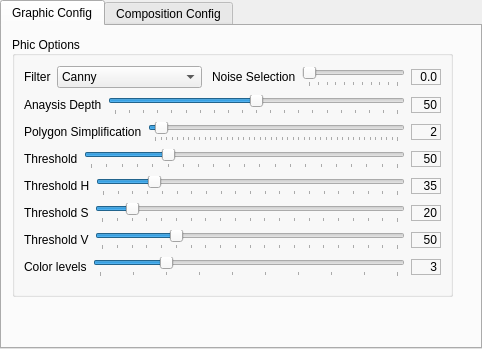
ImageBasedComposing/muphic, file GUI/GUIQt/muphicconfig.ui: the form before one commit.
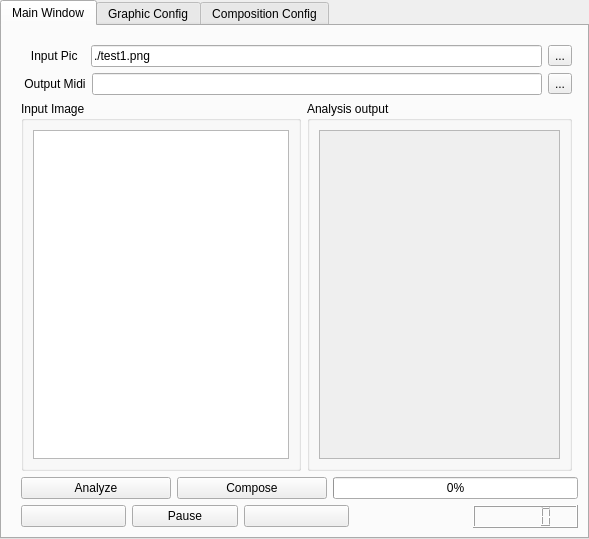
The form after the commit. Icons and pictures are not drawn. Custom widgets are drawn as their Qt base class.

Commit message: + Cambiada la interfaz again

Patch:
```diff
--- a/GUI/GUIQt/muphicconfig.ui
+++ b/GUI/GUIQt/muphicconfig.ui
@@ -6,26 +6,26 @@
    <rect>
     <x>0</x>
     <y>0</y>
-    <width>482</width>
-    <height>349</height>
+    <width>589</width>
+    <height>539</height>
    </rect>
   </property>
   <property name="sizePolicy">
-   <sizepolicy hsizetype="Fixed" vsizetype="Fixed">
+   <sizepolicy hsizetype="Expanding" vsizetype="Expanding">
     <horstretch>0</horstretch>
     <verstretch>0</verstretch>
    </sizepolicy>
   </property>
   <property name="minimumSize">
    <size>
-    <width>482</width>
-    <height>349</height>
+    <width>589</width>
+    <height>539</height>
    </size>
   </property>
   <property name="maximumSize">
    <size>
-    <width>482</width>
-    <height>349</height>
+    <width>16777215</width>
+    <height>16777215</height>
    </size>
   </property>
   <property name="windowTitle">
@@ -34,19 +34,323 @@
   <property name="currentIndex">
    <number>0</number>
   </property>
+  <property name="movable">
+   <bool>true</bool>
+  </property>
+  <widget class="QWidget" name="tab">
+   <property name="sizePolicy">
+    <sizepolicy hsizetype="Expanding" vsizetype="Expanding">
+     <horstretch>0</horstretch>
+     <verstretch>0</verstretch>
+    </sizepolicy>
+   </property>
+   <attribute name="title">
+    <string>Main Window</string>
+   </attribute>
+   <layout class="QGridLayout" name="gridLayout_11">
+    <item row="0" column="0">
+     <layout class="QGridLayout" name="gridLayout_3">
+      <property name="sizeConstraint">
+       <enum>QLayout::SetMaximumSize</enum>
+      </property>
+      <item row="1" column="1">
+       <layout class="QGridLayout" name="gridLayout_2">
+        <property name="sizeConstraint">
+         <enum>QLayout::SetDefaultConstraint</enum>
+        </property>
+        <item row="0" column="0">
+         <layout class="QHBoxLayout" name="horizontalLayout_4">
+          <item>
+           <widget class="QLabel" name="label_InputPic">
+            <property name="text">
+             <string>   Input Pic  </string>
+            </property>
+           </widget>
+          </item>
+          <item>
+           <widget class="QLineEdit" name="lineEdit_InputPic">
+            <property name="enabled">
+             <bool>true</bool>
+            </property>
+            <property name="text">
+             <string>./test1.png</string>
+            </property>
+            <property name="readOnly">
+             <bool>true</bool>
+            </property>
+           </widget>
+          </item>
+          <item>
+           <widget class="QToolButton" name="toolButton_InputPic">
+            <property name="text">
+             <string>...</string>
+            </property>
+           </widget>
+          </item>
+         </layout>
+        </item>
+        <item row="1" column="0">
+         <layout class="QHBoxLayout" name="horizontalLayout_3">
+          <item>
+           <widget class="QLabel" name="label_OutputMidi">
+            <property name="text">
+             <string> Output Midi</string>
+            </property>
+           </widget>
+          </item>
+          <item>
+           <widget class="QLineEdit" name="lineEdit_OutputMidi"/>
+          </item>
+          <item>
+           <widget class="QToolButton" name="toolButton_OutputMidi">
+            <property name="text">
+             <string>...</string>
+            </property>
+           </widget>
+          </item>
+         </layout>
+        </item>
+        <item row="2" column="0">
+         <layout class="QHBoxLayout" name="horizontalLayout_5">
+          <item>
+           <widget class="QGroupBox" name="groupBox_4">
+            <property name="sizePolicy">
+             <sizepolicy hsizetype="Expanding" vsizetype="Expanding">
+              <horstretch>0</horstretch>
+              <verstretch>0</verstretch>
+             </sizepolicy>
+            </property>
+            <property name="title">
+             <string>Input Image</string>
+            </property>
+            <layout class="QGridLayout" name="gridLayout_4">
+             <item row="0" column="0">
+              <widget class="QGraphicsView" name="graphicsView_Pic">
+               <property name="sizePolicy">
+                <sizepolicy hsizetype="Expanding" vsizetype="Expanding">
+                 <horstretch>0</horstretch>
+                 <verstretch>0</verstretch>
+                </sizepolicy>
+               </property>
+               <property name="minimumSize">
+                <size>
+                 <width>256</width>
+                 <height>194</height>
+                </size>
+               </property>
+               <property name="cursor" stdset="0">
+                <cursorShape>CrossCursor</cursorShape>
+               </property>
+               <property name="autoFillBackground">
+                <bool>true</bool>
+               </property>
+               <property name="frameShape">
+                <enum>QFrame::StyledPanel</enum>
+               </property>
+              </widget>
+             </item>
+            </layout>
+           </widget>
+          </item>
+          <item>
+           <widget class="QGroupBox" name="groupBox">
+            <property name="sizePolicy">
+             <sizepolicy hsizetype="Expanding" vsizetype="Expanding">
+              <horstretch>0</horstretch>
+              <verstretch>0</verstretch>
+             </sizepolicy>
+            </property>
+            <property name="minimumSize">
+             <size>
+              <width>256</width>
+              <height>194</height>
+             </size>
+            </property>
+            <property name="title">
+             <string>Analysis output</string>
+            </property>
+            <layout class="QGridLayout" name="gridLayout_10">
+             <item row="0" column="0">
+              <widget class="QScrollArea" name="scrollArea">
+               <property name="widgetResizable">
+                <bool>true</bool>
+               </property>
+               <widget class="PolygonWidget" name="polyWidget">
+                <property name="geometry">
+                 <rect>
+                  <x>0</x>
+                  <y>0</y>
+                  <width>228</width>
+                  <height>286</height>
+                 </rect>
+                </property>
+                <property name="sizePolicy">
+                 <sizepolicy hsizetype="MinimumExpanding" vsizetype="MinimumExpanding">
+                  <horstretch>0</horstretch>
+                  <verstretch>0</verstretch>
+                 </sizepolicy>
+                </property>
+                <property name="minimumSize">
+                 <size>
+                  <width>216</width>
+                  <height>217</height>
+                 </size>
+                </property>
+               </widget>
+              </widget>
+             </item>
+            </layout>
+           </widget>
+          </item>
+         </layout>
+        </item>
+       </layout>
+      </item>
+      <item row="2" column="1" colspan="2">
+       <layout class="QVBoxLayout" name="verticalLayout">
+        <item>
+         <layout class="QHBoxLayout" name="horizontalLayout_14">
+          <item>
+           <widget class="QPushButton" name="pushButton_Analyze">
+            <property name="sizePolicy">
+             <sizepolicy hsizetype="Expanding" vsizetype="Fixed">
+              <horstretch>0</horstretch>
+              <verstretch>0</verstretch>
+             </sizepolicy>
+            </property>
+            <property name="maximumSize">
+             <size>
+              <width>150</width>
+              <height>16777215</height>
+             </size>
+            </property>
+            <property name="text">
+             <string>Analyze</string>
+            </property>
+           </widget>
+          </item>
+          <item>
+           <widget class="QPushButton" name="pushButton_Generate">
+            <property name="sizePolicy">
+             <sizepolicy hsizetype="Expanding" vsizetype="Fixed">
+              <horstretch>0</horstretch>
+              <verstretch>0</verstretch>
+             </sizepolicy>
+            </property>
+            <property name="maximumSize">
+             <size>
+              <width>150</width>
+              <height>16777215</height>
+             </size>
+            </property>
+            <property name="text">
+             <string>Compose</string>
+            </property>
+           </widget>
+          </item>
+          <item>
+           <widget class="QProgressBar" name="progressBar_Generate">
+            <property name="value">
+             <number>0</number>
+            </property>
+           </widget>
+          </item>
+         </layout>
+        </item>
+        <item>
+         <layout class="QHBoxLayout" name="horizontalLayout_player">
+          <item>
+           <widget class="QPushButton" name="pushButton_Play">
+            <property name="text">
+             <string/>
+            </property>
+            <property name="icon">
+             <iconset>
+              <normaloff>play.png</normaloff>play.png</iconset>
+            </property>
+           </widget>
+          </item>
+          <item>
+           <widget class="QPushButton" name="pushButton_pause">
+            <property name="text">
+             <string>Pause</string>
+            </property>
+           </widget>
+          </item>
+          <item>
+           <widget class="QPushButton" name="pushButton_Stop">
+            <property name="text">
+             <string/>
+            </property>
+            <property name="icon">
+             <iconset>
+              <normaloff>stop.png</normaloff>stop.png</iconset>
+            </property>
+           </widget>
+          </item>
+          <item>
+           <widget class="SeekBar" name="seekSlider" native="true"/>
+          </item>
+          <item>
+           <widget class="VolumeBar" name="volumeSlider" native="true">
+            <property name="sizePolicy">
+             <sizepolicy hsizetype="Fixed" vsizetype="Fixed">
+              <horstretch>255</horstretch>
+              <verstretch>0</verstretch>
+             </sizepolicy>
+            </property>
+           </widget>
+          </item>
+          <item>
+           <widget class="QLCDNumber" name="timeLcd"/>
+          </item>
+         </layout>
+        </item>
+       </layout>
+      </item>
+      <item row="1" column="0">
+       <spacer name="horizontalSpacer_5">
+        <property name="orientation">
+         <enum>Qt::Horizontal</enum>
+        </property>
+        <property name="sizeType">
+         <enum>QSizePolicy::Fixed</enum>
+        </property>
+        <property name="sizeHint" stdset="0">
+         <size>
+          <width>10</width>
+          <height>20</height>
+         </size>
+        </property>
+       </spacer>
+      </item>
+      <item row="0" column="1">
+       <spacer name="verticalSpacer_2">
+        <property name="orientation">
+         <enum>Qt::Vertical</enum>
+        </property>
+        <property name="sizeType">
+         <enum>QSizePolicy::Fixed</enum>
+        </property>
+        <property name="sizeHint" stdset="0">
+         <size>
+          <width>20</width>
+          <height>10</height>
+         </size>
+        </property>
+       </spacer>
+      </item>
+     </layout>
+    </item>
+   </layout>
+  </widget>
   <widget class="QWidget" name="tab1">
    <attribute name="title">
     <string>Graphic Config</string>
    </attribute>
+   <layout class="QGridLayout" name="gridLayout_12">
+    <item row="0" column="0">
    <widget class="QGroupBox" name="groupBox_2">
-    <property name="geometry">
-     <rect>
-      <x>10</x>
-      <y>10</y>
-      <width>441</width>
-      <height>261</height>
-     </rect>
-    </property>
     <property name="sizePolicy">
      <sizepolicy hsizetype="Expanding" vsizetype="Expanding">
       <horstretch>1</horstretch>
@@ -632,22 +936,18 @@
      </item>
     </layout>
    </widget>
+    </item>
+   </layout>
   </widget>
   <widget class="QWidget" name="tab2">
    <attribute name="title">
     <string>Composition Config</string>
    </attribute>
+   <layout class="QGridLayout" name="gridLayout_5">
+    <item row="0" column="0">
    <widget class="QGroupBox" name="groupBox_3">
-    <property name="geometry">
-     <rect>
-      <x>20</x>
-      <y>10</y>
-      <width>441</width>
-      <height>300</height>
-     </rect>
-    </property>
     <property name="sizePolicy">
-     <sizepolicy hsizetype="Fixed" vsizetype="Expanding">
+       <sizepolicy hsizetype="Expanding" vsizetype="Expanding">
       <horstretch>0</horstretch>
       <verstretch>0</verstretch>
      </sizepolicy>
@@ -660,27 +960,16 @@
     </property>
     <property name="maximumSize">
      <size>
-      <width>441</width>
+        <width>16777215</width>
       <height>16777215</height>
      </size>
     </property>
     <property name="title">
      <string>Mu Options</string>
     </property>
-    <widget class="QSplitter" name="splitter">
-     <property name="geometry">
-      <rect>
-       <x>10</x>
-       <y>20</y>
-       <width>411</width>
-       <height>261</height>
-      </rect>
-     </property>
-     <property name="orientation">
-      <enum>Qt::Vertical</enum>
-     </property>
-     <widget class="QWidget" name="layoutWidget_2">
-      <layout class="QHBoxLayout" name="horizontalLayout_12">
+      <layout class="QGridLayout" name="gridLayout_14">
+       <item row="0" column="0">
+        <layout class="QHBoxLayout" name="horizontalLayout_13">
        <item>
         <widget class="QLabel" name="label_reconColors">
          <property name="text">
@@ -691,20 +980,20 @@
        <item>
         <widget class="QComboBox" name="comboBox_reconColors">
          <property name="sizePolicy">
-          <sizepolicy hsizetype="MinimumExpanding" vsizetype="Fixed">
+            <sizepolicy hsizetype="Preferred" vsizetype="Fixed">
            <horstretch>0</horstretch>
            <verstretch>0</verstretch>
           </sizepolicy>
          </property>
          <property name="minimumSize">
           <size>
-           <width>80</width>
+             <width>100</width>
            <height>0</height>
           </size>
          </property>
          <property name="maximumSize">
           <size>
-           <width>80</width>
+             <width>16777215</width>
            <height>16777215</height>
           </size>
          </property>
@@ -735,20 +1024,20 @@
          </property>
          <property name="sizeHint" stdset="0">
           <size>
-           <width>40</width>
-           <height>20</height>
+             <width>121</width>
+             <height>24</height>
           </size>
          </property>
         </spacer>
        </item>
       </layout>
-     </widget>
-     <widget class="QWidget" name="layoutWidget_3">
-      <layout class="QGridLayout" name="gridLayout_5">
+       </item>
+       <item row="1" column="0">
+        <layout class="QGridLayout" name="gridLayout_13">
        <item row="0" column="0">
         <widget class="QGroupBox" name="groupBox_v1">
          <property name="sizePolicy">
-          <sizepolicy hsizetype="Fixed" vsizetype="MinimumExpanding">
+            <sizepolicy hsizetype="Expanding" vsizetype="Expanding">
            <horstretch>0</horstretch>
            <verstretch>0</verstretch>
           </sizepolicy>
@@ -762,7 +1051,9 @@
          <property name="title">
           <string>Voice 1</string>
          </property>
-         <layout class="QGridLayout" name="gridLayout_6">
+           <layout class="QFormLayout" name="formLayout_3">
+            <item row="0" column="0">
+             <layout class="QGridLayout" name="gridLayout_9">
           <item row="0" column="0">
            <widget class="QLabel" name="label_v1Composer">
             <property name="text">
@@ -772,6 +1063,12 @@
           </item>
           <item row="0" column="1">
            <widget class="QComboBox" name="comboBox_v1Composer">
+                <property name="sizePolicy">
+                 <sizepolicy hsizetype="Expanding" vsizetype="Fixed">
+                  <horstretch>0</horstretch>
+                  <verstretch>0</verstretch>
+                 </sizepolicy>
+                </property>
             <property name="currentIndex">
              <number>2</number>
             </property>
@@ -801,6 +1098,12 @@
           </item>
           <item row="1" column="1">
            <widget class="QComboBox" name="comboBox_v1Instrument">
+                <property name="sizePolicy">
+                 <sizepolicy hsizetype="Expanding" vsizetype="Fixed">
+                  <horstretch>0</horstretch>
+                  <verstretch>0</verstretch>
+                 </sizepolicy>
+                </property>
             <property name="currentIndex">
              <number>0</number>
             </property>
@@ -820,6 +1123,8 @@
              </property>
             </item>
            </widget>
+              </item>
+             </layout>
           </item>
          </layout>
         </widget>
@@ -827,7 +1132,7 @@
        <item row="0" column="1">
         <widget class="QGroupBox" name="groupBox_v2">
          <property name="sizePolicy">
-          <sizepolicy hsizetype="Fixed" vsizetype="MinimumExpanding">
+            <sizepolicy hsizetype="Expanding" vsizetype="Expanding">
            <horstretch>0</horstretch>
            <verstretch>0</verstretch>
           </sizepolicy>
@@ -841,6 +1146,8 @@
          <property name="title">
           <string>Voice 2</string>
          </property>
+           <layout class="QFormLayout" name="formLayout_4">
+            <item row="0" column="0">
          <layout class="QGridLayout" name="gridLayout_8">
           <item row="0" column="0">
            <widget class="QLabel" name="label_v2Composer">
@@ -851,6 +1158,12 @@
           </item>
           <item row="0" column="1">
            <widget class="QComboBox" name="comboBox_v2Composer">
+                <property name="sizePolicy">
+                 <sizepolicy hsizetype="Expanding" vsizetype="Fixed">
+                  <horstretch>0</horstretch>
+                  <verstretch>0</verstretch>
+                 </sizepolicy>
+                </property>
             <property name="currentIndex">
              <number>2</number>
             </property>
@@ -880,6 +1193,12 @@
           </item>
           <item row="1" column="1">
            <widget class="QComboBox" name="comboBox_v2Instruments">
+                <property name="sizePolicy">
+                 <sizepolicy hsizetype="Expanding" vsizetype="Fixed">
+                  <horstretch>0</horstretch>
+                  <verstretch>0</verstretch>
+                 </sizepolicy>
+                </property>
             <property name="currentIndex">
              <number>1</number>
             </property>
@@ -899,6 +1218,8 @@
              </property>
             </item>
            </widget>
+              </item>
+             </layout>
           </item>
          </layout>
         </widget>
@@ -906,7 +1227,7 @@
        <item row="1" column="0">
         <widget class="QGroupBox" name="groupBox_v3">
          <property name="sizePolicy">
-          <sizepolicy hsizetype="Fixed" vsizetype="MinimumExpanding">
+            <sizepolicy hsizetype="Expanding" vsizetype="Expanding">
            <horstretch>0</horstretch>
            <verstretch>0</verstretch>
           </sizepolicy>
@@ -917,10 +1238,18 @@
            <height>83</height>
           </size>
          </property>
+           <property name="autoFillBackground">
+            <bool>false</bool>
+           </property>
          <property name="title">
           <string>Voice 3</string>
          </property>
-         <layout class="QGridLayout" name="gridLayout_7">
+           <property name="flat">
+            <bool>false</bool>
+           </property>
+           <layout class="QFormLayout" name="formLayout_2">
+            <item row="0" column="0">
+             <layout class="QGridLayout" name="gridLayout_6">
           <item row="0" column="0">
            <widget class="QLabel" name="label_v3Composer">
             <property name="text">
@@ -930,6 +1259,12 @@
           </item>
           <item row="0" column="1">
            <widget class="QComboBox" name="comboBox_v3Composer">
+                <property name="sizePolicy">
+                 <sizepolicy hsizetype="Expanding" vsizetype="Fixed">
+                  <horstretch>0</horstretch>
+                  <verstretch>0</verstretch>
+                 </sizepolicy>
+                </property>
             <property name="currentIndex">
              <number>2</number>
             </property>
@@ -959,6 +1294,12 @@
           </item>
           <item row="1" column="1">
            <widget class="QComboBox" name="comboBox_v3Instrument">
+                <property name="sizePolicy">
+                 <sizepolicy hsizetype="Expanding" vsizetype="Fixed">
+                  <horstretch>0</horstretch>
+                  <verstretch>0</verstretch>
+                 </sizepolicy>
+                </property>
             <property name="currentIndex">
              <number>2</number>
             </property>
@@ -978,6 +1319,8 @@
              </property>
             </item>
            </widget>
+              </item>
+             </layout>
           </item>
          </layout>
         </widget>
@@ -985,7 +1328,7 @@
        <item row="1" column="1">
         <widget class="QGroupBox" name="groupBox_v4">
          <property name="sizePolicy">
-          <sizepolicy hsizetype="Fixed" vsizetype="MinimumExpanding">
+            <sizepolicy hsizetype="Expanding" vsizetype="Expanding">
            <horstretch>0</horstretch>
            <verstretch>0</verstretch>
           </sizepolicy>
@@ -999,7 +1342,9 @@
          <property name="title">
           <string>Voice 4</string>
          </property>
-         <layout class="QGridLayout" name="gridLayout_9">
+           <layout class="QFormLayout" name="formLayout">
+            <item row="0" column="0">
+             <layout class="QGridLayout" name="gridLayout_7">
           <item row="0" column="0">
            <widget class="QLabel" name="label_v4Composer">
             <property name="text">
@@ -1009,6 +1354,12 @@
           </item>
           <item row="0" column="1">
            <widget class="QComboBox" name="comboBox_v4Composer">
+                <property name="sizePolicy">
+                 <sizepolicy hsizetype="Expanding" vsizetype="Fixed">
+                  <horstretch>0</horstretch>
+                  <verstretch>0</verstretch>
+                 </sizepolicy>
+                </property>
             <property name="currentIndex">
              <number>2</number>
             </property>
@@ -1038,6 +1389,12 @@
           </item>
           <item row="1" column="1">
            <widget class="QComboBox" name="comboBox_v4Instrument">
+                <property name="sizePolicy">
+                 <sizepolicy hsizetype="Expanding" vsizetype="Fixed">
+                  <horstretch>0</horstretch>
+                  <verstretch>0</verstretch>
+                 </sizepolicy>
+                </property>
             <property name="currentIndex">
              <number>2</number>
             </property>
@@ -1059,17 +1416,25 @@
            </widget>
           </item>
          </layout>
-        </widget>
        </item>
       </layout>
      </widget>
-     <widget class="QWidget" name="layoutWidget_4">
-      <layout class="QHBoxLayout" name="horizontalLayout_13">
+         </item>
+        </layout>
+       </item>
+       <item row="2" column="0">
+        <layout class="QHBoxLayout" name="horizontalLayout_12">
        <item>
         <widget class="QLabel" name="label_composerMix">
+           <property name="sizePolicy">
+            <sizepolicy hsizetype="Fixed" vsizetype="Preferred">
+             <horstretch>0</horstretch>
+             <verstretch>0</verstretch>
+            </sizepolicy>
+           </property>
          <property name="minimumSize">
           <size>
-           <width>80</width>
+             <width>130</width>
            <height>0</height>
           </size>
          </property>
@@ -1086,6 +1451,18 @@
        </item>
        <item>
         <widget class="QComboBox" name="comboBox_composerMixer">
+           <property name="sizePolicy">
+            <sizepolicy hsizetype="Expanding" vsizetype="Fixed">
+             <horstretch>0</horstretch>
+             <verstretch>0</verstretch>
+            </sizepolicy>
+           </property>
+           <property name="maximumSize">
+            <size>
+             <width>94</width>
+             <height>16777215</height>
+            </size>
+           </property>
          <property name="currentIndex">
           <number>2</number>
          </property>
@@ -1116,7 +1493,7 @@
          </property>
          <property name="sizeHint" stdset="0">
           <size>
-           <width>55</width>
+             <width>40</width>
            <height>20</height>
           </size>
          </property>
@@ -1125,20 +1502,20 @@
        <item>
         <widget class="QLabel" name="label_tempo">
          <property name="sizePolicy">
-          <sizepolicy hsizetype="Fixed" vsizetype="Preferred">
+            <sizepolicy hsizetype="Fixed" vsizetype="Fixed">
            <horstretch>0</horstretch>
            <verstretch>0</verstretch>
           </sizepolicy>
          </property>
          <property name="minimumSize">
           <size>
-           <width>40</width>
+             <width>50</width>
            <height>0</height>
           </size>
          </property>
          <property name="maximumSize">
           <size>
-           <width>40</width>
+             <width>16777215</width>
            <height>16777215</height>
           </size>
          </property>
@@ -1156,7 +1533,7 @@
        <item>
         <widget class="QComboBox" name="comboBox_v3Composer_3">
          <property name="sizePolicy">
-          <sizepolicy hsizetype="MinimumExpanding" vsizetype="Fixed">
+            <sizepolicy hsizetype="Expanding" vsizetype="Fixed">
            <horstretch>0</horstretch>
            <verstretch>0</verstretch>
           </sizepolicy>
@@ -1169,7 +1546,7 @@
          </property>
          <property name="maximumSize">
           <size>
-           <width>50</width>
+             <width>89</width>
            <height>16777215</height>
           </size>
          </property>
@@ -1198,6 +1575,30 @@
          <property name="orientation">
           <enum>Qt::Horizontal</enum>
          </property>
+           <property name="sizeType">
+            <enum>QSizePolicy::Fixed</enum>
+           </property>
+           <property name="sizeHint" stdset="0">
+            <size>
+             <width>50</width>
+             <height>20</height>
+            </size>
+           </property>
+          </spacer>
+         </item>
+        </layout>
+       </item>
+      </layout>
+     </widget>
+    </item>
+    <item row="0" column="1">
+     <spacer name="horizontalSpacer_3">
+      <property name="orientation">
+       <enum>Qt::Horizontal</enum>
+      </property>
+      <property name="sizeType">
+       <enum>QSizePolicy::Fixed</enum>
+      </property>
          <property name="sizeHint" stdset="0">
           <size>
            <width>40</width>
@@ -1209,9 +1610,26 @@
       </layout>
      </widget>
     </widget>
-   </widget>
-  </widget>
- </widget>
+ <customwidgets>
+  <customwidget>
+   <class>PolygonWidget</class>
+   <extends>QWidget</extends>
+   <header>polygonwidget.h</header>
+   <container>1</container>
+  </customwidget>
+  <customwidget>
+   <class>SeekBar</class>
+   <extends>QWidget</extends>
+   <header>seekbar.h</header>
+   <container>1</container>
+  </customwidget>
+  <customwidget>
+   <class>VolumeBar</class>
+   <extends>QWidget</extends>
+   <header>volumebar.h</header>
+   <container>1</container>
+  </customwidget>
+ </customwidgets>
  <resources/>
  <connections/>
 </ui>
```
Lines whose indentation alone changed are shown as unchanged. The commit also changes 6 other files.
